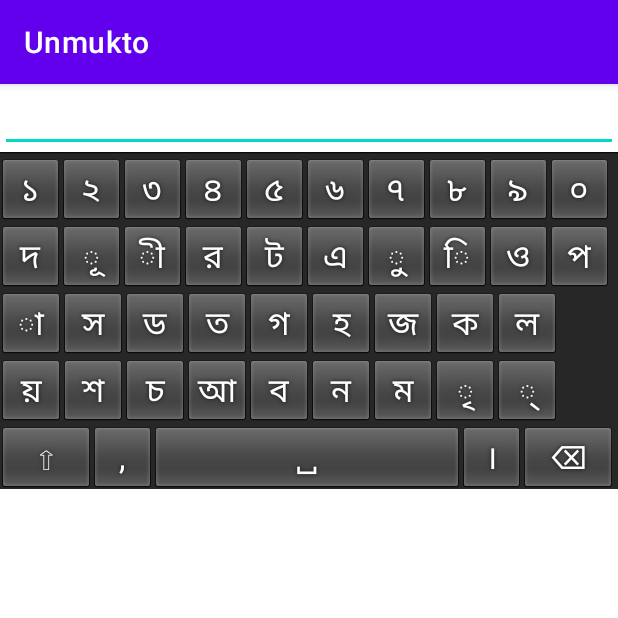
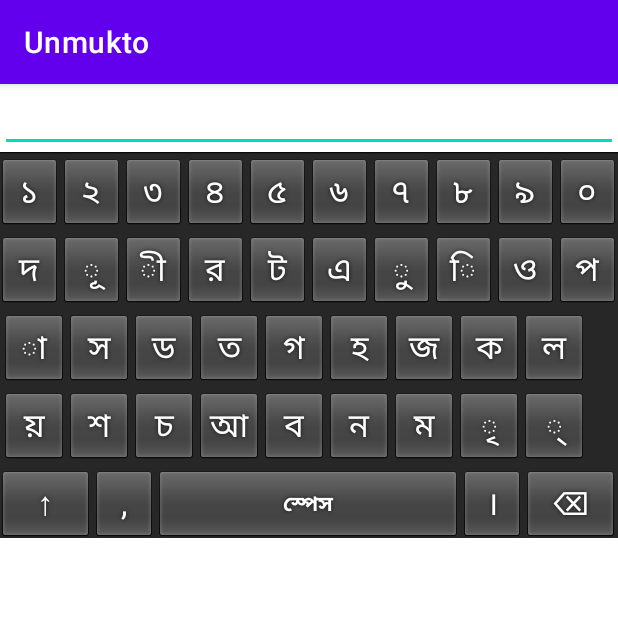
Before and after one commit to maifeeulasad/unmukto, an Android app: the screen it shows after launch (MainActivity), on a phone screen of 412 x 824 dp, the top half of it. Run offline under Robolectric (Android 15) with nearby library versions, the phone set to English and light mode, and no system bars; 1 statement that could not run was skipped.

Commit message:
[ui]: updated for layout;

```diff
--- a/app/src/main/res/xml/kbd_bn.xml
+++ b/app/src/main/res/xml/kbd_bn.xml
@@ -1,7 +1,8 @@
 <?xml version="1.0" encoding="utf-8"?>
 <Keyboard xmlns:android="http://schemas.android.com/apk/res/android"
-    android:horizontalGap="0px"
-    android:verticalGap="0px" android:keyHeight="45dp"
+    android:horizontalGap="2dp"
+    android:verticalGap="4dp"
+    android:keyHeight="48dp"
     android:keyWidth="10%p">
 
     <!-- Row 1: Numbers -->
@@ -60,9 +61,9 @@
 
     <!-- Row 5: Special Keys -->
     <Row>
-        <Key android:codes="-120" android:keyLabel="⇧" android:keyWidth="15%p" android:keyEdgeFlags="left"/>
+        <Key android:codes="-120" android:keyLabel="↑" android:keyWidth="15%p" android:keyEdgeFlags="left"/>
         <Key android:codes="-300" android:keyOutputText="," android:keyLabel="," android:keyWidth="10%p"/>
-        <Key android:codes="62" android:keyOutputText=" " android:keyLabel="␣" android:keyWidth="50%p"/>
+        <Key android:codes="62" android:keyOutputText=" " android:keyLabel="স্পেস" android:keyWidth="50%p"/>
         <Key android:codes="-301" android:keyOutputText="।" android:keyLabel="।" android:keyWidth="10%p"/>
         <Key android:codes="-5" android:keyLabel="⌫" android:isRepeatable="true" android:keyWidth="15%p" android:keyEdgeFlags="right"/>
     </Row>
```
